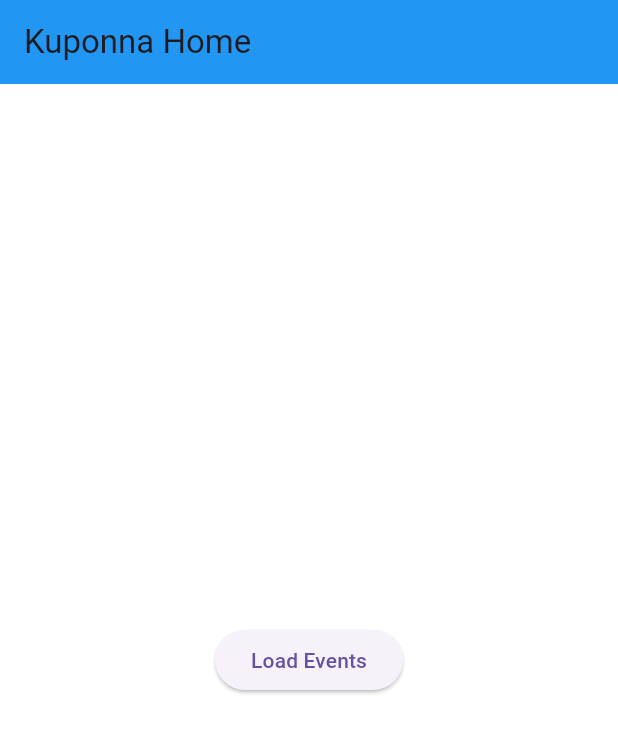
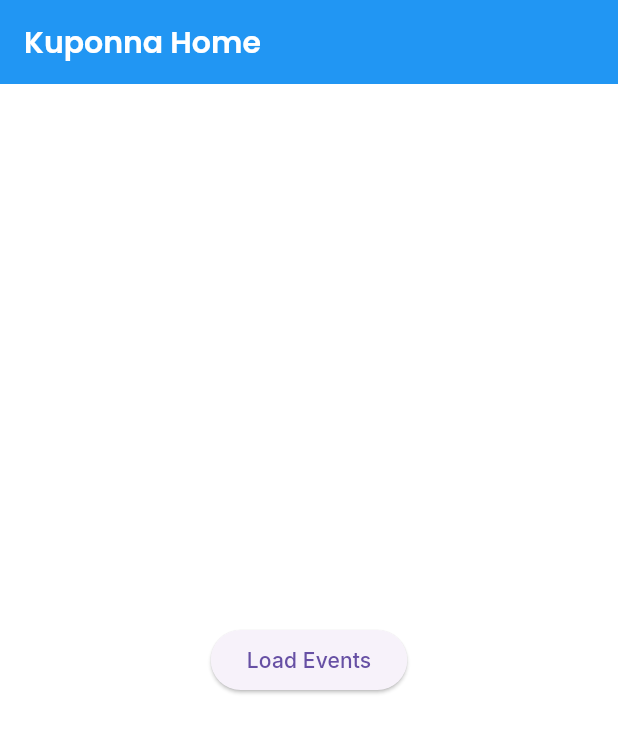
Before and after one commit to Usman-bin-Khalid/Kupoona_App, a Flutter app: the screen it shows after launch, on a phone screen of 412 x 824 dp. Shown: the top 733 px of the screen. Run offline on Flutter 3.47's test engine with Material 3 defaults, Android fonts, the light colour scheme and no system bars; our stand-ins replace google_fonts.

Commit message:
Fonts Directories Completed

```diff
--- a/lib/core/theme/app_theme.dart
+++ b/lib/core/theme/app_theme.dart
@@ -1,13 +1,25 @@
 import 'package:flutter/material.dart';
+import 'package:google_fonts/google_fonts.dart';
 import 'app_colors.dart';
 
 class AppTheme {
   static ThemeData lightTheme = ThemeData(
     primaryColor: AppColors.primaryColor,
     scaffoldBackgroundColor: AppColors.backgroundColor,
-    appBarTheme: const AppBarTheme(
+    textTheme: GoogleFonts.interTextTheme().copyWith(
+      displayLarge: GoogleFonts.poppins(fontWeight: FontWeight.bold),
+      displayMedium: GoogleFonts.poppins(fontWeight: FontWeight.w600),
+      bodyLarge: GoogleFonts.inter(fontWeight: FontWeight.w400),
+      bodyMedium: GoogleFonts.inter(fontWeight: FontWeight.w400),
+    ),
+    appBarTheme: AppBarTheme(
       backgroundColor: AppColors.primaryColor,
       elevation: 0,
+      titleTextStyle: GoogleFonts.poppins(
+        fontSize: 20,
+        fontWeight: FontWeight.w600,
+        color: Colors.white,
+      ),
     ),
     useMaterial3: true,
   );
--- a/pubspec.yaml
+++ b/pubspec.yaml
@@ -36,6 +36,7 @@ dependencies:
   cupertino_icons: ^1.0.8
   provider: ^6.1.5+1
   http: ^1.6.0
+  google_fonts: ^8.0.2
 
 dev_dependencies:
   flutter_test:
```
Also changed, not shown: lib/core/theme/app_text_styles.dart (added, +62 -0 lines), pubspec.lock, 6 other files.
